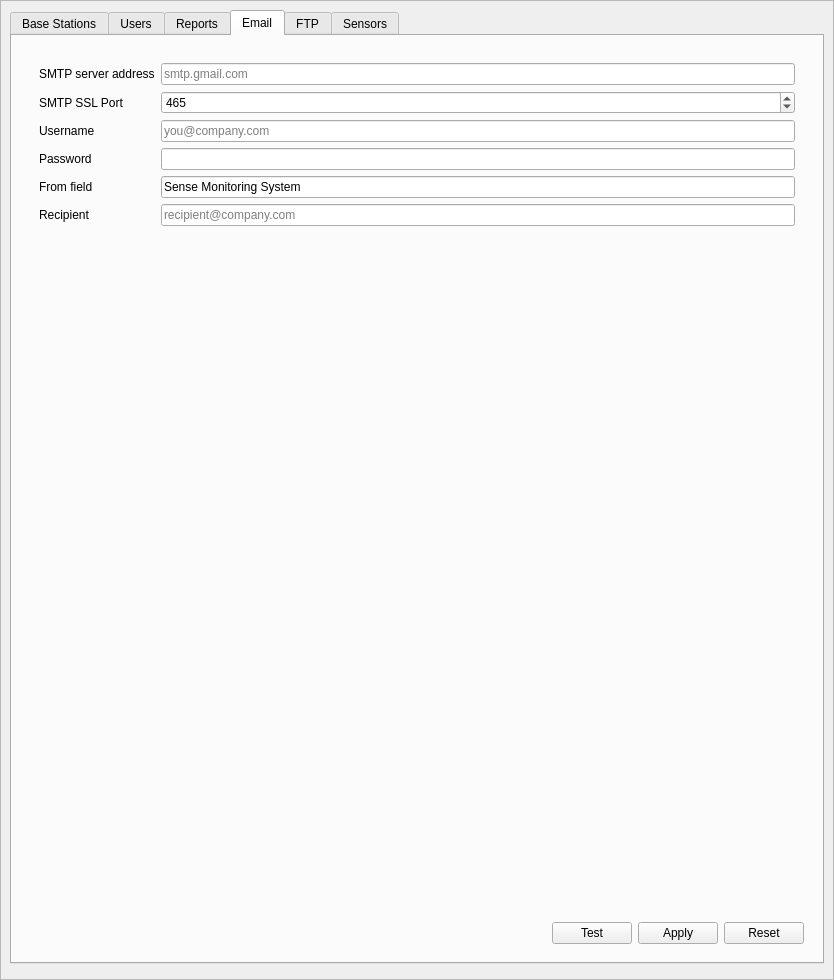
This is manager/src/SettingsWidget.ui in porkmarks/sense as Qt 5 draws it before an edit. The edited form follows.
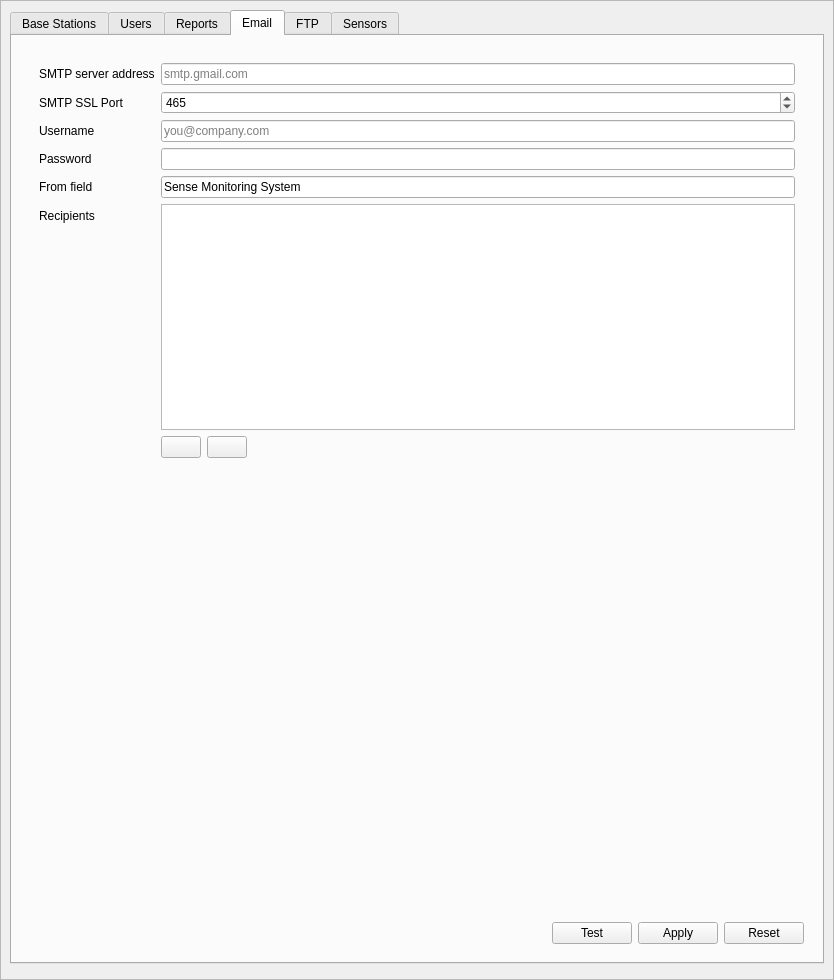
This is the edited form. The open tabs and pages were chosen to show the change. Icons and pictures are not drawn. Custom widgets are drawn as their Qt base class.

Commit message: Multiple recipients Latest feedback applied

The edit to the form file:
```diff
--- a/manager/src/SettingsWidget.ui
+++ b/manager/src/SettingsWidget.ui
@@ -172,15 +172,76 @@
                  <item row="8" column="0">
                   <widget class="QLabel" name="label_4">
                    <property name="text">
-                    <string>Recipient</string>
+                    <string>Recipients</string>
                    </property>
                   </widget>
                  </item>
                  <item row="8" column="1">
-                  <widget class="QLineEdit" name="emailRecipient">
-                   <property name="placeholderText">
-                    <string>recipient@company.com</string>
-                   </property>
+                  <widget class="QListWidget" name="emailRecipientList"/>
+                 </item>
+                 <item row="9" column="1">
+                  <widget class="QWidget" name="widget_8" native="true">
+                   <layout class="QHBoxLayout" name="horizontalLayout_5">
+                    <property name="leftMargin">
+                     <number>0</number>
+                    </property>
+                    <property name="topMargin">
+                     <number>0</number>
+                    </property>
+                    <property name="rightMargin">
+                     <number>0</number>
+                    </property>
+                    <property name="bottomMargin">
+                     <number>0</number>
+                    </property>
+                    <item>
+                     <widget class="QPushButton" name="emailAddRecipient">
+                      <property name="text">
+                       <string/>
+                      </property>
+                      <property name="icon">
+                       <iconset resource="../res/res.qrc">
+                        <normaloff>:/icons/ui/add.png</normaloff>:/icons/ui/add.png</iconset>
+                      </property>
+                      <property name="iconSize">
+                       <size>
+                        <width>24</width>
+                        <height>24</height>
+                       </size>
+                      </property>
+                     </widget>
+                    </item>
+                    <item>
+                     <widget class="QPushButton" name="emailRemoveRecipient">
+                      <property name="text">
+                       <string/>
+                      </property>
+                      <property name="icon">
+                       <iconset resource="../res/res.qrc">
+                        <normaloff>:/icons/ui/error.png</normaloff>:/icons/ui/error.png</iconset>
+                      </property>
+                      <property name="iconSize">
+                       <size>
+                        <width>24</width>
+                        <height>24</height>
+                       </size>
+                      </property>
+                     </widget>
+                    </item>
+                    <item>
+                     <spacer name="horizontalSpacer_4">
+                      <property name="orientation">
+                       <enum>Qt::Horizontal</enum>
+                      </property>
+                      <property name="sizeHint" stdset="0">
+                       <size>
+                        <width>516</width>
+                        <height>20</height>
+                       </size>
+                      </property>
+                     </spacer>
+                    </item>
+                   </layout>
                   </widget>
                  </item>
                 </layout>
```
Left out of the diff: 27 changed lines with no effect on the pictures. The commit also changes 8 other files.
